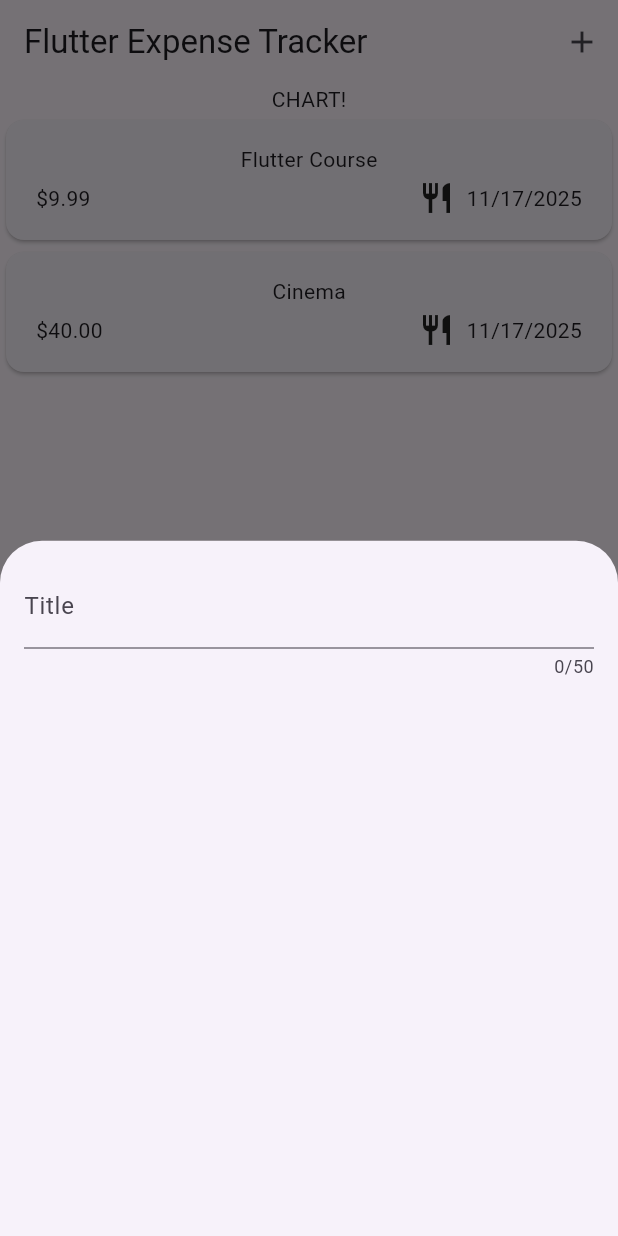
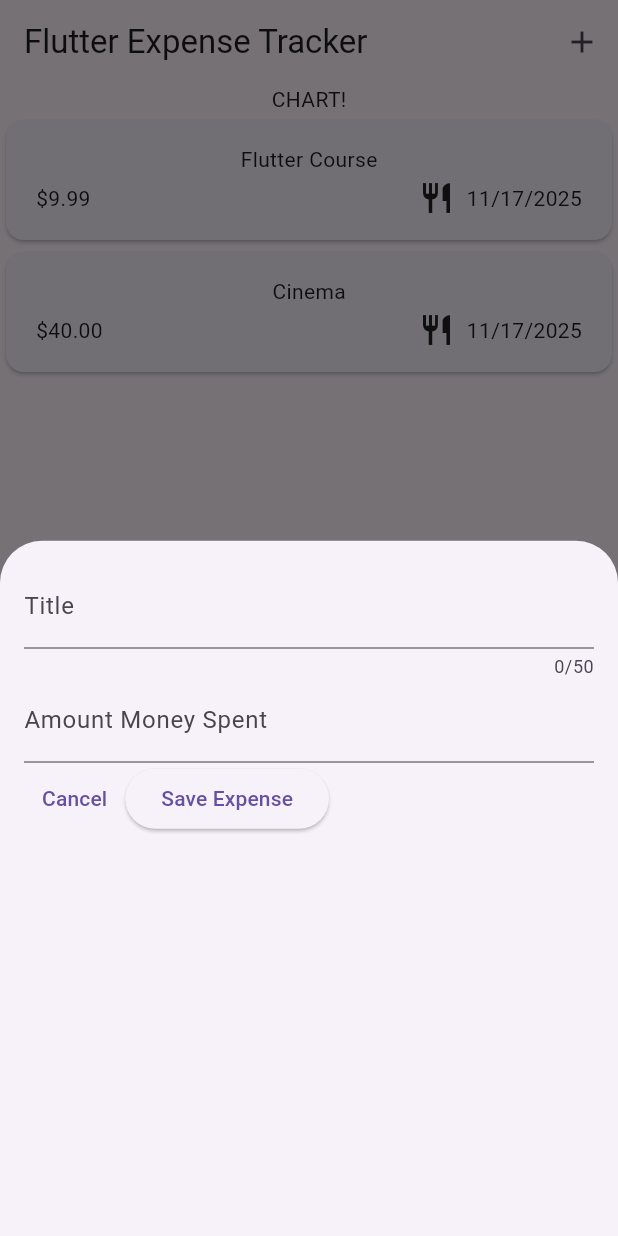
Before and after one commit to abbos9/expense_tracker, a Flutter app: the screen it shows after launch, after a tap on the "add" icon, on a phone screen of 412 x 824 dp. Run offline on Flutter 3.47's test engine with Material 3 defaults, Android fonts, the phone set to English and light mode, and no system bars.

Commit message:
adding amount of money spent

```diff
--- a/lib/widgets/expenses_list/new_expense.dart
+++ b/lib/widgets/expenses_list/new_expense.dart
@@ -8,16 +8,40 @@ class NewExpense extends StatefulWidget {
 }
 
 class _NewExpenseState extends State<NewExpense> {
+  final _titleController = TextEditingController();
+  final _moneyController = TextEditingController();
+
+  @override
+  void dispose() {
+    _titleController.dispose();
+    _moneyController.dispose();
+    super.dispose();
+  }
+
   @override
   Widget build(BuildContext context) {
     return Padding(
       padding: EdgeInsets.all(16),
       child: Column(
-        children: const [
+        children: [
           TextField(
+            controller: _titleController,
             maxLength: 50,
             keyboardType: TextInputType.name,
             decoration: InputDecoration(label: Text("Title")),
+          ),
+          TextField(
+            controller: _moneyController,
+            keyboardType: TextInputType.number,
+            decoration: InputDecoration(prefixText: "\$",label: Text("Amount Money Spent")),
+          ),
+          Row(
+            children: [
+              TextButton(onPressed: (){
+                Navigator.pop(context);
+              }, child: const Text("Cancel")),
+              ElevatedButton(onPressed: (){ print("\n ${_moneyController.text} was spent on ${_titleController.text}");}, child: Text("Save Expense"))
+            ],
           ),
         ],
       ),
```
